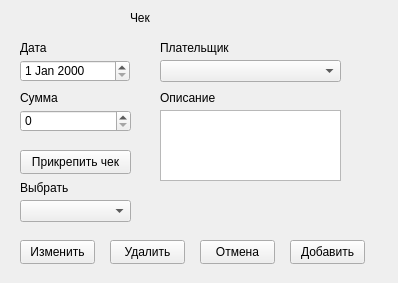
Before: the Qt Designer form my_helper/my_helper/designer_ui/bills.ui in SmolPO/vertical, drawn with Qt 5.
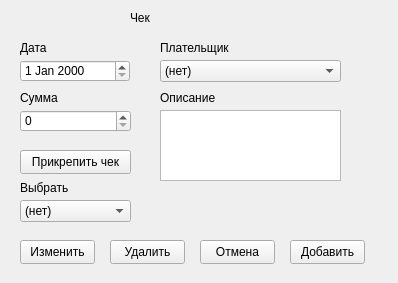
After: the same form once the commit is applied.

Patch:
```diff
--- a/my_helper/my_helper/designer_ui/bills.ui
+++ b/my_helper/my_helper/designer_ui/bills.ui
@@ -42,6 +42,11 @@
      <height>22</height>
     </rect>
    </property>
+   <item>
+    <property name="text">
+     <string>(нет)</string>
+    </property>
+   </item>
   </widget>
   <widget class="QPlainTextEdit" name="note">
    <property name="geometry">
@@ -166,6 +171,11 @@
      <height>22</height>
     </rect>
    </property>
+   <item>
+    <property name="text">
+     <string>(нет)</string>
+    </property>
+   </item>
   </widget>
   <widget class="QLabel" name="label_6">
    <property name="geometry">
```
